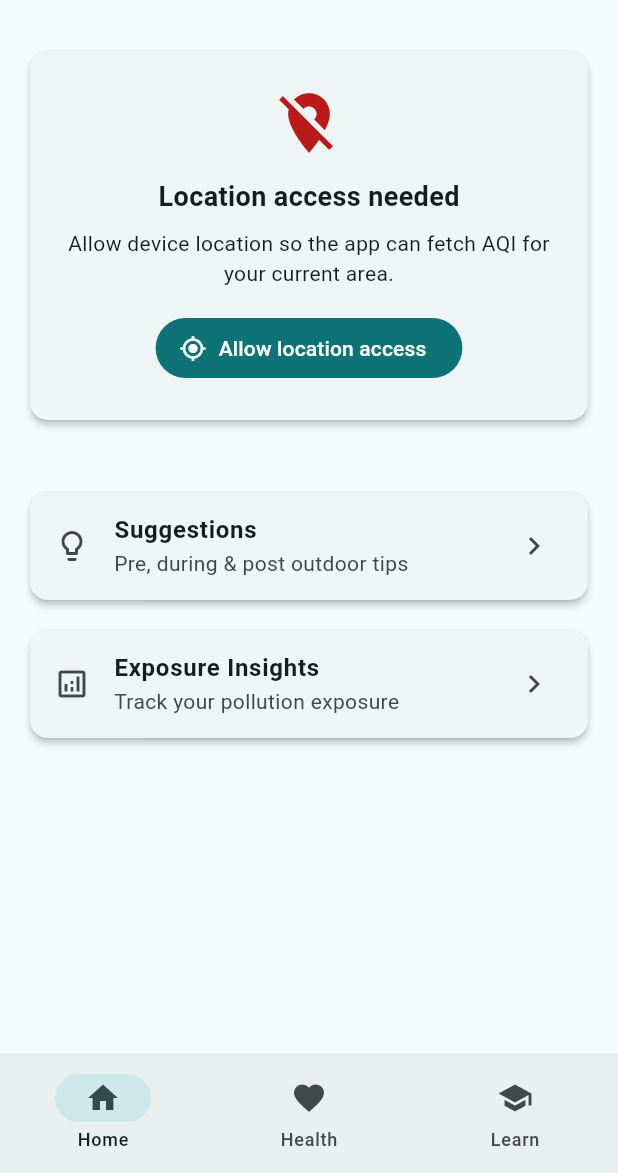
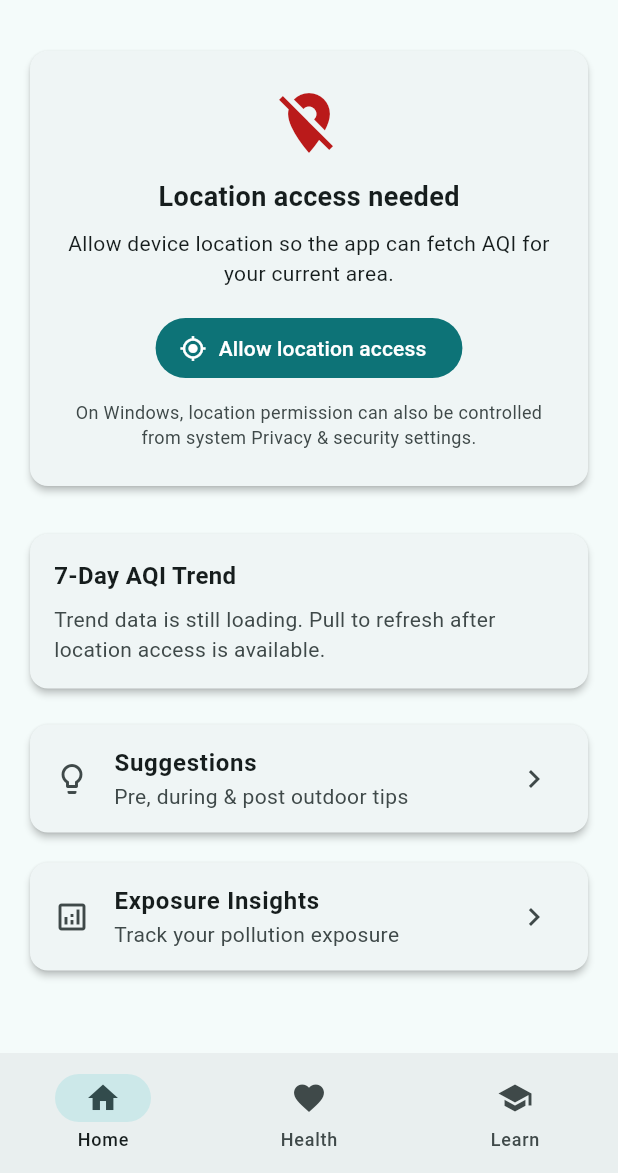
Before and after one commit to ravikirants3005/aqi_bud, a Flutter app: the screen it shows after launch, on a phone screen of 412 x 824 dp, the part 63-1236 px from its top. Run offline on Flutter 3.47's test engine with Material 3 defaults, Android fonts, the phone set to English and light mode, and no system bars; our stand-ins replace equatable, firebase_auth, firebase_core, fl_chart, flutter_riverpod, geocoding and 4 more; accounts and stored records are empty.

Commit message:
Updated AQI Location Access

```diff
--- a/lib/domain/providers/app_providers.dart
+++ b/lib/domain/providers/app_providers.dart
@@ -60,7 +60,7 @@ Future<bool> ensureLocationPermission({
 }
 
 final locationProvider = FutureProvider<Position?>((_) async {
-  final hasPermission = await ensureLocationPermission();
+  final hasPermission = await ensureLocationPermission(requestIfNeeded: true);
   if (!hasPermission) return null;
 
   Position? lastKnown;
--- a/lib/features/home/screens/home_screen.dart
+++ b/lib/features/home/screens/home_screen.dart
@@ -57,7 +57,7 @@ class HomeScreen extends ConsumerWidget {
               trendsAsync.when(
                 data: (trends) {
                   final week = trends['week'] ?? [];
-                  return _sevenDayTrend(week);
+                  return _sevenDayTrend(context, week);
                 },
                 loading: () => const SizedBox(
                   height: 120,
@@ -121,7 +121,7 @@ class HomeScreen extends ConsumerWidget {
                   const SizedBox(width: 10),
                   _InfoPill(
                     icon: Icons.place_outlined,
-                    label: data.locationName ?? 'Current location',
+                    label: _locationLabel(data),
                     color: Theme.of(context).colorScheme.primary,
                     expand: true,
                   ),
@@ -235,8 +235,30 @@ class HomeScreen extends ConsumerWidget {
     );
   }
 
-  Widget _sevenDayTrend(List<AqiTrendDay> week) {
-    if (week.isEmpty) return const SizedBox.shrink();
+  Widget _sevenDayTrend(BuildContext context, List<AqiTrendDay> week) {
+    if (week.length < 2) {
+      return Card(
+        child: Padding(
+          padding: const EdgeInsets.all(16),
+          child: Column(
+            crossAxisAlignment: CrossAxisAlignment.start,
+            children: [
+              const Text(
+                '7-Day AQI Trend',
+                style: TextStyle(fontSize: 16, fontWeight: FontWeight.bold),
+              ),
+              const SizedBox(height: 8),
+              Text(
+                'Trend data is still loading. Pull to refresh after location access is available.',
+                style: TextStyle(
+                  color: Theme.of(context).colorScheme.onSurfaceVariant,
+                ),
+              ),
+            ],
+          ),
+        ),
+      );
+    }
     final worst = week.reduce((a, b) => a.maxAqi > b.maxAqi ? a : b);
 
     return Card(
@@ -346,6 +368,15 @@ class HomeScreen extends ConsumerWidget {
               icon: const Icon(Icons.my_location),
               label: const Text('Allow location access'),
             ),
+            const SizedBox(height: 10),
+            Text(
+              'On Windows, location permission can also be controlled from system Privacy & security settings.',
+              textAlign: TextAlign.center,
+              style: TextStyle(
+                color: Theme.of(context).colorScheme.onSurfaceVariant,
+                fontSize: 12,
+              ),
+            ),
           ],
         ),
       ),
@@ -391,10 +422,11 @@ class HomeScreen extends ConsumerWidget {
   Future<void> _requestLocationAccess(BuildContext context, WidgetRef ref) async {
     final enabled = await Geolocator.isLocationServiceEnabled();
     if (!enabled) {
+      await Geolocator.openLocationSettings();
       if (context.mounted) {
         ScaffoldMessenger.of(context).showSnackBar(
           const SnackBar(
-            content: Text('Turn on device location services and try again.'),
+            content: Text('Turn on device location services in Windows settings and try again.'),
           ),
         );
       }
@@ -439,7 +471,7 @@ class HomeScreen extends ConsumerWidget {
       context: context,
       builder: (dialogContext) {
         final controller = TextEditingController(
-          text: data.locationName ?? 'Current location',
+          text: _locationLabel(data),
         );
         return AlertDialog(
           title: const Text('Save favorite location'),
@@ -498,6 +530,14 @@ class HomeScreen extends ConsumerWidget {
     ScaffoldMessenger.of(context).showSnackBar(
       SnackBar(content: Text('$locationName added to favorite locations.')),
     );
+  }
+
+  String _locationLabel(AqiData data) {
+    final label = data.locationName?.trim();
+    if (label != null && label.isNotEmpty) {
+      return label;
+    }
+    return '${data.lat.toStringAsFixed(3)}, ${data.lng.toStringAsFixed(3)}';
   }
 }
 
--- a/lib/features/profile/screens/saved_locations_screen.dart
+++ b/lib/features/profile/screens/saved_locations_screen.dart
@@ -267,7 +267,7 @@ class _FavoriteLocationCard extends ConsumerWidget {
   Widget build(BuildContext context, WidgetRef ref) {
     final aqiRepo = ref.watch(aqiRepoProvider);
 
-    return FutureBuilder<AqiData>(
+    return FutureBuilder<AqiData?>(
       future: aqiRepo.getCurrentAqi(location.lat, location.lng),
       builder: (context, snapshot) {
         final data = snapshot.data;
```
Also changed, not shown: lib/data/api/aqi_api.dart (+98 -24 lines), lib/features/insights/screens/insights_screen.dart (+55 -5 lines), pubspec.lock.
